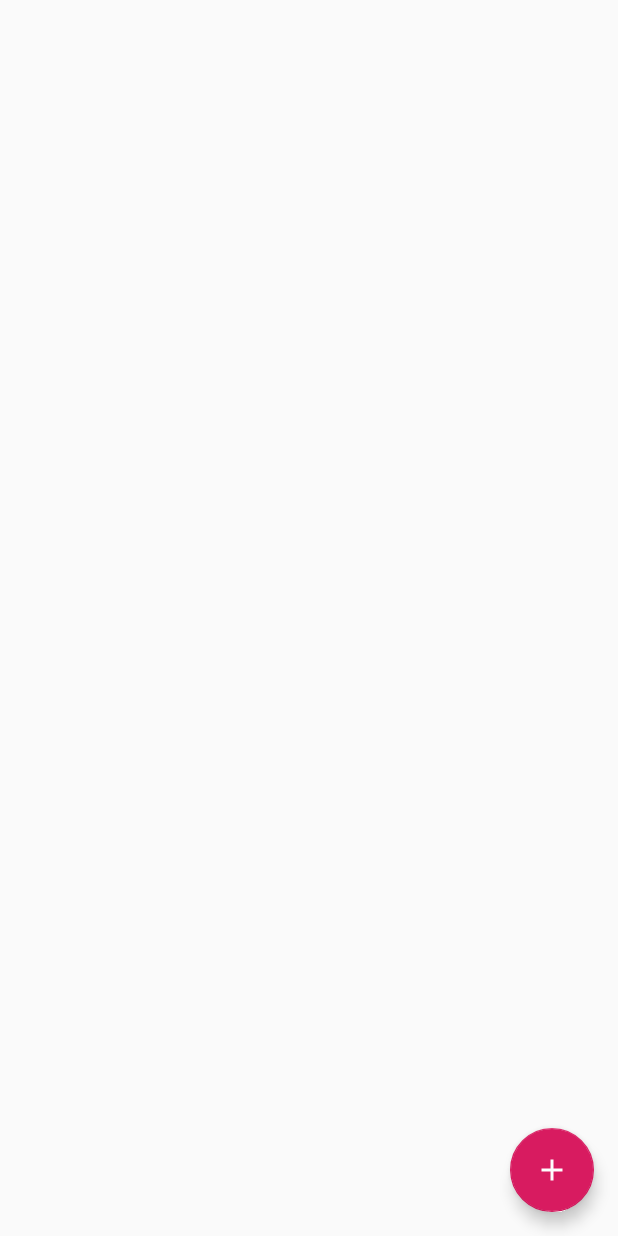
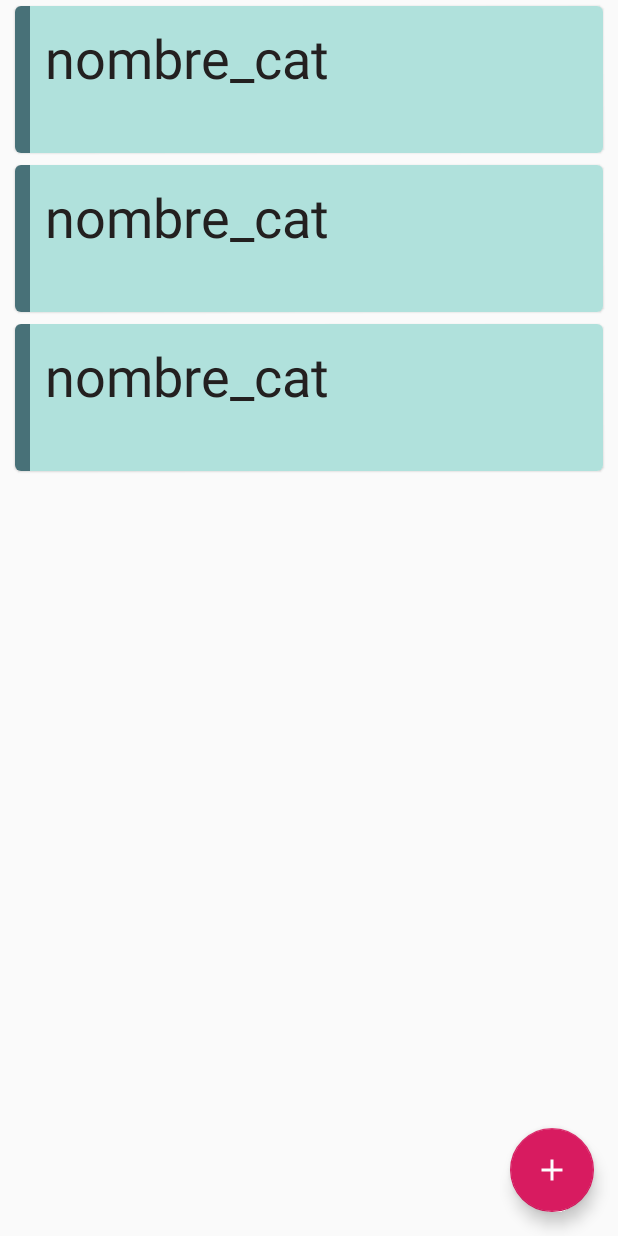
Before and after one commit to Gohan19266/AppVenta, an Android app: the layout activity_categoria_view.xml on its own in the app's theme, with its tools: preview values and no code run, on a phone screen of 412 x 824 dp. Run offline under Robolectric (Android 15) with nearby library versions, the phone set to English and light mode, and no system bars.

Commit message:
categoria

```diff
--- a/app/src/main/java/learn/mode/appventa/activity/main/ProductoViewActivity.java
+++ b/app/src/main/java/learn/mode/appventa/activity/main/ProductoViewActivity.java
@@ -102,7 +102,6 @@ public class ProductoViewActivity extends AppCompatActivity implements MainViewP
                 Toast.makeText(ProductoViewActivity.this, "Error "+t.getLocalizedMessage(), Toast.LENGTH_SHORT).show();
             }
         });
-
     }
 
     @Override
--- a/app/src/main/java/learn/mode/appventa/apiInterface/ApiProductoInterface.java
+++ b/app/src/main/java/learn/mode/appventa/apiInterface/ApiProductoInterface.java
@@ -2,6 +2,7 @@ package learn.mode.appventa.apiInterface;
 
 import java.util.List;
 
+import learn.mode.appventa.model.Categoria;
 import learn.mode.appventa.model.Producto;
 import retrofit2.Call;
 import retrofit2.http.Body;
@@ -26,5 +27,7 @@ public interface ApiProductoInterface {
     @DELETE("/{id}")
     Call<Producto> elimina_producto(@Path("id") int id);
 
+    @GET("/categoria")
+    Call<List<Categoria>> listar_categorias();
 
 }
--- a/app/src/main/res/layout/activity_categoria_view.xml
+++ b/app/src/main/res/layout/activity_categoria_view.xml
@@ -5,6 +5,19 @@
     android:layout_width="match_parent"
     android:layout_height="match_parent"
     tools:context=".activity.main.CategoriaViewActivity">
+
+
+    <androidx.swiperefreshlayout.widget.SwipeRefreshLayout
+        android:id="@+id/swipe_categoria"
+        android:layout_width="match_parent"
+        android:layout_height="wrap_content">
+        <androidx.recyclerview.widget.RecyclerView
+            android:id="@+id/list_data_categoria"
+            android:layout_width="match_parent"
+            android:layout_height="match_parent"
+            tools:listitem="@layout/categoriaitem"/>
+
+    </androidx.swiperefreshlayout.widget.SwipeRefreshLayout>
 
     <com.google.android.material.floatingactionbutton.FloatingActionButton
         android:id="@+id/saveCategoria"
--- a/app/src/main/res/layout/activity_producto_view.xml
+++ b/app/src/main/res/layout/activity_producto_view.xml
@@ -19,7 +19,6 @@
 
     </androidx.swiperefreshlayout.widget.SwipeRefreshLayout>
 
-
     <com.google.android.material.floatingactionbutton.FloatingActionButton
         android:id="@+id/saveProducto"
         android:layout_margin="16dp"
--- a/app/src/main/res/layout/categoriaitem.xml
+++ b/app/src/main/res/layout/categoriaitem.xml
@@ -19,27 +19,28 @@
         android:layout_height="match_parent"
         android:orientation="vertical"
         android:background="#487178"/>\
+
     <RelativeLayout
-        android:padding="10dp"
+        android:layout_width="match_parent"
+        android:layout_height="98dp"
         android:layout_marginStart="10dp"
         android:layout_marginLeft="10dp"
-        android:layout_width="match_parent"
-        android:layout_height="wrap_content"
-        android:background="#B0E1DC">
+        android:background="#B0E1DC"
+        android:padding="10dp">
 
         <TextView
             android:id="@+id/idcategoria_item"
             android:layout_width="match_parent"
             android:layout_height="wrap_content"
-            android:visibility="gone"/>
+            android:visibility="gone" />
 
         <TextView
             android:id="@+id/nom_categoria_item"
-            android:text="@string/nombre"
-            android:textSize="15sp"
-            android:textColor="@android:color/black"
-            android:layout_width="match_parent"
-            android:layout_height="wrap_content" />
+            android:layout_width="350dp"
+            android:layout_height="60dp"
+            android:text="@string/nombre_cat"
+            android:textColor="#232020"
+            android:textSize="36sp" />
 
 
     </RelativeLayout>
--- a/app/src/main/res/values/strings.xml
+++ b/app/src/main/res/values/strings.xml
@@ -13,4 +13,5 @@
     <string name="cantidad">cantidad</string>
     <string name="categoria">categoria</string>
     <string name="idproducto">idproducto</string>
+    <string name="nombre_cat">nombre_cat</string>
 </resources>
```
Also changed, not shown: app/src/main/java/learn/mode/appventa/activity/Views/MainViewCategoria.java (added, +14 -0 lines), app/src/main/java/learn/mode/appventa/activity/main/CategoriaViewActivity.java (+111 -1 lines), app/src/main/java/learn/mode/appventa/adapter/AdapterCategoria.java (added, +73 -0 lines).
